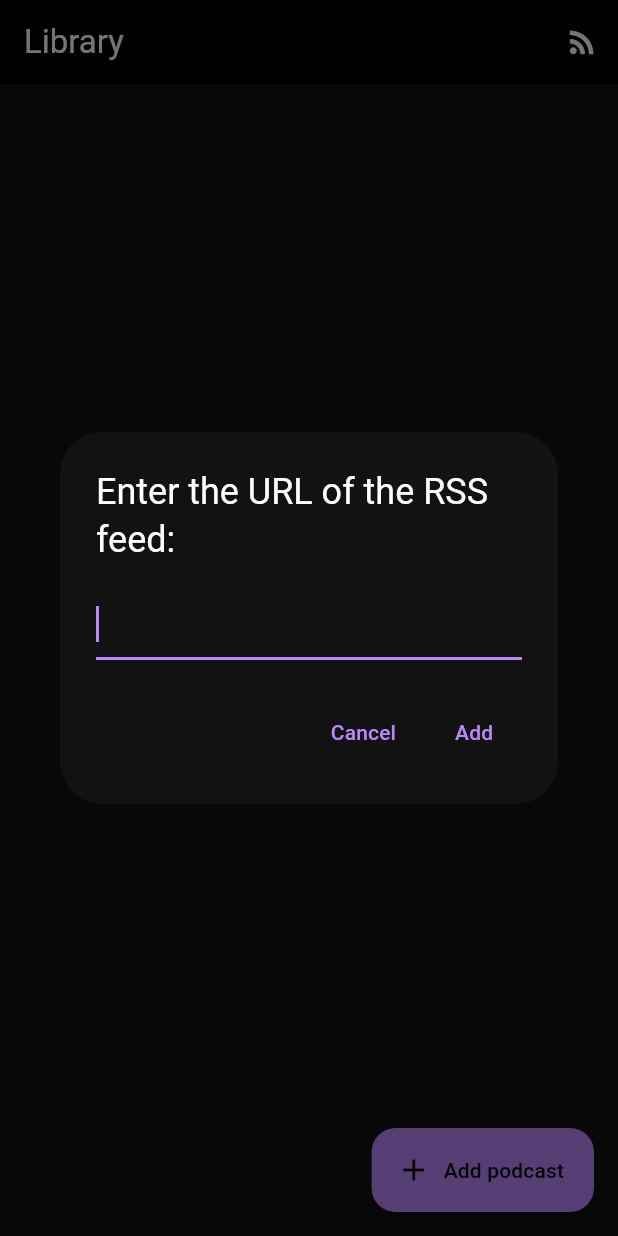
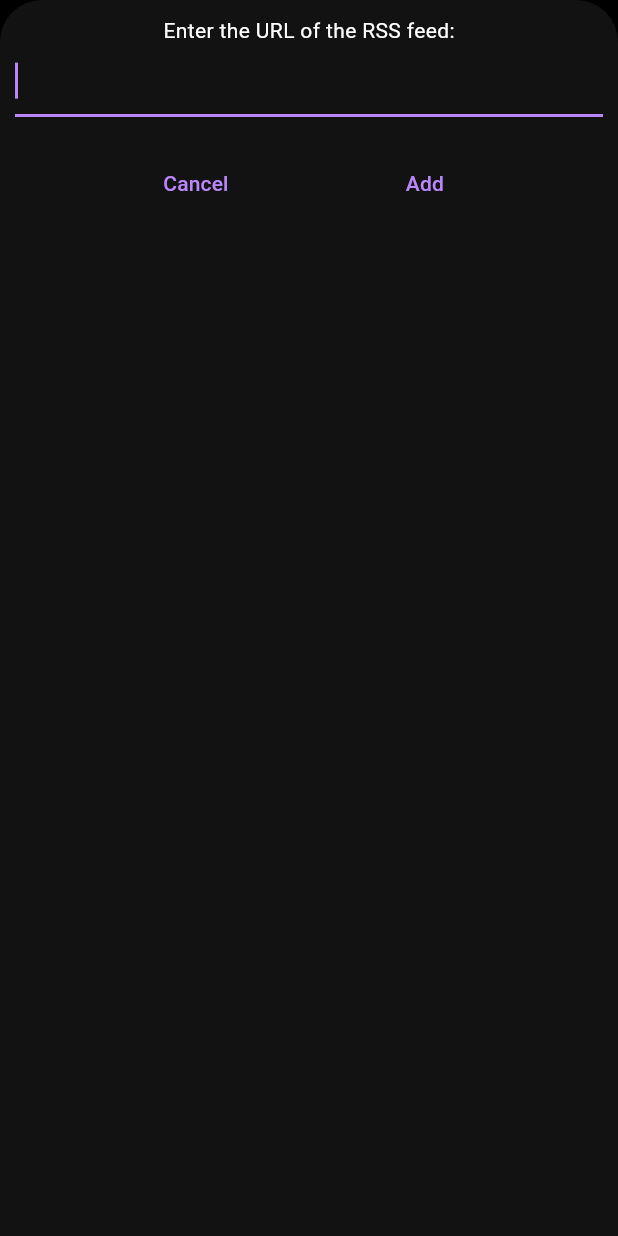
Before and after one commit to JusticeProject/flutter_podcasts, a Flutter app: the screen it shows after launch, after a tap on "Add podcast", on a phone screen of 412 x 824 dp. Run offline on Flutter 3.47's test engine with Material 3 defaults, Android fonts, the phone set to English and light mode, and no system bars; our stand-ins replace flutter_html.

```diff
--- a/lib/main.dart
+++ b/lib/main.dart
@@ -211,8 +211,6 @@ class _LibraryPageState extends State<LibraryPage>
       // TODO: can I dynamically switch from extended to regular FloatingAction button? the extended covers up the bottom podcast text
       floatingActionButton: FloatingActionButton.extended(
         label: Text("Add podcast"),
-        //backgroundColor: Colors.white, // specify the color behind the +
-        //foregroundColor: colorScheme.onPrimary, // specify the color of the +
         // TODO: should I disable this button until the existing podcasts are loaded? use another FutureBuilder with the same future?
         // can I call .then() on the init future and still have the FutureBuilder work? call setState within that .then()
         // or could _onNewPodcast await the Future?
@@ -261,15 +259,20 @@ class PodcastPreview extends StatelessWidget
 
 void showAddPodcastDialog(BuildContext context, void Function(String url) onNewPodcast)
 {
-  // TODO: show this dialog near the top since it appears in the middle of the screen, then
-  // when the keyboard appears it moves up, eliminate this movement by starting it at the top
-  showDialog(
+  String url = "";
+
+  showModalBottomSheet(
     context: context,
+    enableDrag: true,
+    isScrollControlled: true,
     builder: (BuildContext context) {
-      String url = "";
-      return AlertDialog(
-        title: const Text("Enter the URL of the RSS feed:"),
-        content: TextField(autofocus: true,
+      return Container(
+        padding: EdgeInsets.all(10),
+        child: Column(
+          crossAxisAlignment: CrossAxisAlignment.center,
+          children: [
+            const Text("Enter the URL of the RSS feed:"),
+            TextField(autofocus: true,
               onChanged: (value) {
                 url = value;
               },
@@ -280,15 +283,12 @@ void showAddPodcastDialog(BuildContext context, void Function(String url) onNewP
                 }
               },
             ),
-        actions: <Widget>[
-          TextButton(
-            child: const Text('Cancel'),
-            onPressed: () {
-              Navigator.of(context).pop();
-            },
-          ),
-          TextButton(
-            child: const Text('Add'),
+            SizedBox(height: 20),
+            Row(
+              mainAxisAlignment: MainAxisAlignment.spaceEvenly,
+              children: [
+                TextButton(child: const Text('Cancel'), onPressed: () {Navigator.of(context).pop();}),
+                TextButton(child: const Text('Add'),
                   onPressed: () {
                     if (url.isNotEmpty) {
                       onNewPodcast(url);
@@ -297,6 +297,10 @@ void showAddPodcastDialog(BuildContext context, void Function(String url) onNewP
                   },
                 ),
               ],
+            ),
+            Spacer(),
+          ],
+        ),
       );
     },
   );
@@ -400,6 +404,7 @@ List<String> feeds = [
 // Audio player:
 
 // audio player at bottom of each page
+// Persistent bottom sheets can be created and displayed with the [showBottomSheet] function or the [ScaffoldState.showBottomSheet] method.
 // Ask gemini to create an app that plays .mp3 files with buttons for play, pause, skip ahead 30 seconds, go back 10 seconds
 
 // audio packages:
```
Lines whose indentation alone changed are shown as unchanged.
